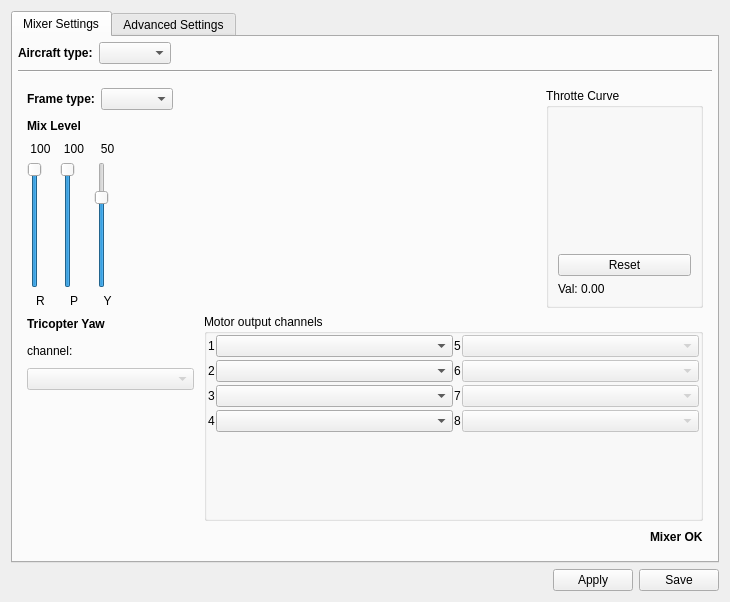
First picture: the form in ground/openpilotgcs/src/plugins/config/airframe.ui, repository openpilot/OpenPilot, before the edit.
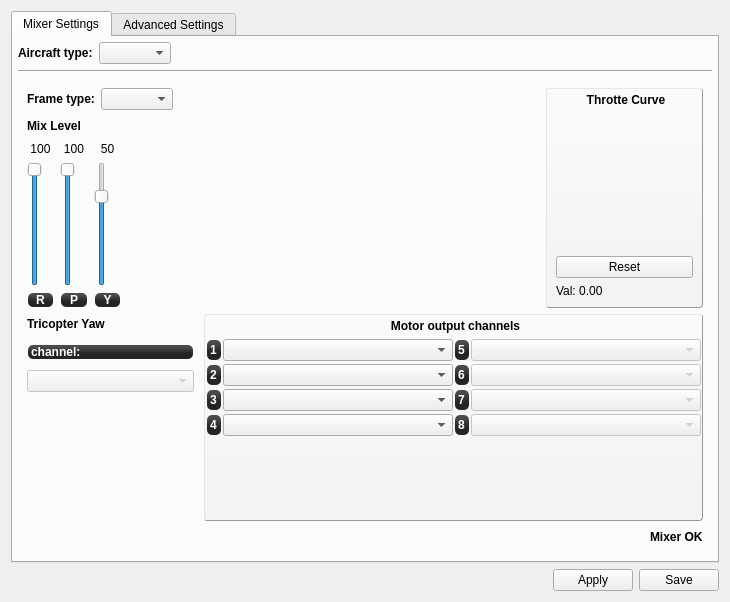
Second picture: the form after the edit. The open tabs and pages were chosen to show the change. Icons and pictures are not drawn. Custom widgets are drawn as their Qt base class.

Commit message: Made the config look-and-feel more consistent according to the stabilization panel

Patch:
```diff
--- a/ground/openpilotgcs/src/plugins/config/airframe.ui
+++ b/ground/openpilotgcs/src/plugins/config/airframe.ui
@@ -73,6 +73,23 @@
        </item>
        <item>
         <widget class="QStackedWidget" name="airframesWidget">
+         <property name="styleSheet">
+          <string notr="true">#groupBox,#groupBox_2,#groupBox_3,#groupBox_6,#elevonMixBox{
+background-color: qlineargradient(spread:pad, x1:0.507, y1:0.869318, x2:0.507, y2:0.0965909, stop:0 rgba(243, 243, 243, 255), stop:1 rgba(250, 250, 250, 255));
+border: 1px outset #999;
+border-radius: 3;
+font:bold;
+}
+
+QGroupBox::title {
+     subcontrol-origin: margin;
+     subcontrol-position: top center; /* position at the top center */
+     padding: 0 3px;
+     background-color: qlineargradient(x1: 0, y1: 0, x2: 0, y2: 1,
+                                       stop: 0 #FFOECE, stop: 1 #FFFFFF);
+	top: 5px;
+ }</string>
+         </property>
          <property name="currentIndex">
           <number>1</number>
          </property>
@@ -636,6 +653,13 @@
                          </item>
                          <item>
                           <widget class="QLabel" name="label_42">
+                           <property name="styleSheet">
+                            <string notr="true">background-color: qlineargradient(spread:reflect, x1:0.507, y1:0, x2:0.507, y2:0.772, stop:0.208955 rgba(74, 74, 74, 255), stop:0.78607 rgba(36, 36, 36, 255));
+color: rgb(255, 255, 255);
+border-radius: 5;
+font: bold 12px;
+margin:1px;</string>
+                           </property>
                            <property name="text">
                             <string>R</string>
                            </property>
@@ -677,6 +701,13 @@
                          </item>
                          <item>
                           <widget class="QLabel" name="label_40">
+                           <property name="styleSheet">
+                            <string notr="true">background-color: qlineargradient(spread:reflect, x1:0.507, y1:0, x2:0.507, y2:0.772, stop:0.208955 rgba(74, 74, 74, 255), stop:0.78607 rgba(36, 36, 36, 255));
+color: rgb(255, 255, 255);
+border-radius: 5;
+font: bold 12px;
+margin:1px;</string>
+                           </property>
                            <property name="text">
                             <string>P</string>
                            </property>
@@ -724,6 +755,13 @@
                            <property name="autoFillBackground">
                             <bool>false</bool>
                            </property>
+                           <property name="styleSheet">
+                            <string notr="true">background-color: qlineargradient(spread:reflect, x1:0.507, y1:0, x2:0.507, y2:0.772, stop:0.208955 rgba(74, 74, 74, 255), stop:0.78607 rgba(36, 36, 36, 255));
+color: rgb(255, 255, 255);
+border-radius: 5;
+font: bold 12px;
+margin:1px;</string>
+                           </property>
                            <property name="text">
                             <string>Y</string>
                            </property>
@@ -786,6 +824,22 @@
                   <string>Throtte Curve</string>
                  </property>
                  <layout class="QVBoxLayout" name="verticalLayout_9">
+                  <item>
+                   <spacer name="verticalSpacer_7">
+                    <property name="orientation">
+                     <enum>Qt::Vertical</enum>
+                    </property>
+                    <property name="sizeType">
+                     <enum>QSizePolicy::Fixed</enum>
+                    </property>
+                    <property name="sizeHint" stdset="0">
+                     <size>
+                      <width>20</width>
+                      <height>10</height>
+                     </size>
+                    </property>
+                   </spacer>
+                  </item>
                   <item>
                    <widget class="MixerCurveWidget" name="multiThrottleCurve" native="true">
                     <property name="sizePolicy">
@@ -869,6 +923,13 @@
                  </item>
                  <item>
                   <widget class="QLabel" name="label_2">
+                   <property name="styleSheet">
+                    <string notr="true">background-color: qlineargradient(spread:reflect, x1:0.507, y1:0, x2:0.507, y2:0.772, stop:0.208955 rgba(74, 74, 74, 255), stop:0.78607 rgba(36, 36, 36, 255));
+color: rgb(255, 255, 255);
+border-radius: 5;
+font: bold 12px;
+margin:1px;</string>
+                   </property>
                    <property name="text">
                     <string>channel:</string>
                    </property>
@@ -928,62 +989,106 @@
                     <property name="verticalSpacing">
                      <number>3</number>
                     </property>
-                    <item row="0" column="0">
+                    <item row="1" column="0">
                      <widget class="QLabel" name="label_3">
+                      <property name="styleSheet">
+                       <string notr="true">background-color: qlineargradient(spread:reflect, x1:0.507, y1:0, x2:0.507, y2:0.772, stop:0.208955 rgba(74, 74, 74, 255), stop:0.78607 rgba(36, 36, 36, 255));
+color: rgb(255, 255, 255);
+border-radius: 5;
+font: bold 12px;
+margin:1px;</string>
+                      </property>
                       <property name="text">
                        <string>1</string>
                       </property>
                      </widget>
                     </item>
-                    <item row="0" column="1">
+                    <item row="1" column="1">
                      <widget class="QComboBox" name="multiMotor1">
                       <property name="toolTip">
                        <string>Assign your motor output channels using the drawing above as a reference. Respect propeller rotation.</string>
                       </property>
                      </widget>
                     </item>
-                    <item row="1" column="0">
+                    <item row="2" column="0">
                      <widget class="QLabel" name="label_8">
+                      <property name="styleSheet">
+                       <string notr="true">background-color: qlineargradient(spread:reflect, x1:0.507, y1:0, x2:0.507, y2:0.772, stop:0.208955 rgba(74, 74, 74, 255), stop:0.78607 rgba(36, 36, 36, 255));
+color: rgb(255, 255, 255);
+border-radius: 5;
+font: bold 12px;
+margin:1px;</string>
+                      </property>
                       <property name="text">
                        <string>2</string>
                       </property>
                      </widget>
                     </item>
-                    <item row="1" column="1">
+                    <item row="2" column="1">
                      <widget class="QComboBox" name="multiMotor2">
                       <property name="toolTip">
                        <string>Assign your motor output channels using the drawing above as a reference. Respect propeller rotation.</string>
                       </property>
                      </widget>
                     </item>
-                    <item row="2" column="0">
+                    <item row="3" column="0">
                      <widget class="QLabel" name="label_9">
+                      <property name="styleSheet">
+                       <string notr="true">background-color: qlineargradient(spread:reflect, x1:0.507, y1:0, x2:0.507, y2:0.772, stop:0.208955 rgba(74, 74, 74, 255), stop:0.78607 rgba(36, 36, 36, 255));
+color: rgb(255, 255, 255);
+border-radius: 5;
+font: bold 12px;
+margin:1px;</string>
+                      </property>
                       <property name="text">
                        <string>3</string>
                       </property>
                      </widget>
                     </item>
-                    <item row="2" column="1">
+                    <item row="3" column="1">
                      <widget class="QComboBox" name="multiMotor3">
                       <property name="toolTip">
                        <string>Assign your motor output channels using the drawing above as a reference. Respect propeller rotation.</string>
                       </property>
                      </widget>
                     </item>
-                    <item row="3" column="0">
+                    <item row="4" column="0">
                      <widget class="QLabel" name="label_10">
+                      <property name="styleSheet">
+                       <string notr="true">background-color: qlineargradient(spread:reflect, x1:0.507, y1:0, x2:0.507, y2:0.772, stop:0.208955 rgba(74, 74, 74, 255), stop:0.78607 rgba(36, 36, 36, 255));
+color: rgb(255, 255, 255);
+border-radius: 5;
+font: bold 12px;
+margin:1px;</string>
+                      </property>
                       <property name="text">
                        <string>4</string>
                       </property>
                      </widget>
                     </item>
-                    <item row="3" column="1">
+                    <item row="4" column="1">
                      <widget class="QComboBox" name="multiMotor4">
                       <property name="toolTip">
                        <string>Assign your motor output channels using the drawing above as a reference. Respect propeller rotation.</string>
                       </property>
                      </widget>
                     </item>
+                    <item row="0" column="1">
+                     <spacer name="verticalSpacer_8">
+                      <property name="orientation">
+                       <enum>Qt::Vertical</enum>
+                      </property>
+                      <property name="sizeType">
+                       <enum>QSizePolicy::Fixed</enum>
+                      </property>
+                      <property name="sizeHint" stdset="0">
+                       <size>
+                        <width>0</width>
+                        <height>20</height>
+                       </size>
+                      </property>
+                     </spacer>
+                    </item>
                    </layout>
                   </item>
                   <item>
@@ -994,14 +1099,21 @@
                     <property name="verticalSpacing">
                      <number>3</number>
                     </property>
-                    <item row="0" column="0">
+                    <item row="1" column="0">
                      <widget class="QLabel" name="label_11">
+                      <property name="styleSheet">
+                       <string notr="true">background-color: qlineargradient(spread:reflect, x1:0.507, y1:0, x2:0.507, y2:0.772, stop:0.208955 rgba(74, 74, 74, 255), stop:0.78607 rgba(36, 36, 36, 255));
+color: rgb(255, 255, 255);
+border-radius: 5;
+font: bold 12px;
+margin:1px;</string>
+                      </property>
                       <property name="text">
                        <string>5</string>
                       </property>
                      </widget>
                     </item>
-                    <item row="0" column="1">
+                    <item row="1" column="1">
                      <widget class="QComboBox" name="multiMotor5">
                       <property name="enabled">
                        <bool>false</bool>
@@ -1017,14 +1129,21 @@
                       </property>
                      </widget>
                     </item>
-                    <item row="1" column="0">
+                    <item row="2" column="0">
                      <widget class="QLabel" name="label_12">
+                      <property name="styleSheet">
+                       <string notr="true">background-color: qlineargradient(spread:reflect, x1:0.507, y1:0, x2:0.507, y2:0.772, stop:0.208955 rgba(74, 74, 74, 255), stop:0.78607 rgba(36, 36, 36, 255));
+color: rgb(255, 255, 255);
+border-radius: 5;
+font: bold 12px;
+margin:1px;</string>
+                      </property>
                       <property name="text">
                        <string>6</string>
                       </property>
                      </widget>
                     </item>
-                    <item row="1" column="1">
+                    <item row="2" column="1">
                      <widget class="QComboBox" name="multiMotor6">
                       <property name="enabled">
                        <bool>false</bool>
@@ -1034,14 +1153,21 @@
                       </property>
                      </widget>
                     </item>
-                    <item row="2" column="0">
+                    <item row="3" column="0">
                      <widget class="QLabel" name="label_16">
+                      <property name="styleSheet">
+                       <string notr="true">background-color: qlineargradient(spread:reflect, x1:0.507, y1:0, x2:0.507, y2:0.772, stop:0.208955 rgba(74, 74, 74, 255), stop:0.78607 rgba(36, 36, 36, 255));
+color: rgb(255, 255, 255);
+border-radius: 5;
+font: bold 12px;
+margin:1px;</string>
+                      </property>
                       <property name="text">
                        <string>7</string>
                       </property>
                      </widget>
                     </item>
-                    <item row="2" column="1">
+                    <item row="3" column="1">
                      <widget class="QComboBox" name="multiMotor7">
                       <property name="enabled">
                        <bool>false</bool>
@@ -1051,14 +1177,21 @@
                       </property>
                      </widget>
                     </item>
-                    <item row="3" column="0">
+                    <item row="4" column="0">
                      <widget class="QLabel" name="label_17">
+                      <property name="styleSheet">
+                       <string notr="true">background-color: qlineargradient(spread:reflect, x1:0.507, y1:0, x2:0.507, y2:0.772, stop:0.208955 rgba(74, 74, 74, 255), stop:0.78607 rgba(36, 36, 36, 255));
+color: rgb(255, 255, 255);
+border-radius: 5;
+font: bold 12px;
+margin:1px;</string>
+                      </property>
                       <property name="text">
                        <string>8</string>
                       </property>
                      </widget>
                     </item>
-                    <item row="3" column="1">
+                    <item row="4" column="1">
                      <widget class="QComboBox" name="multiMotor8">
                       <property name="enabled">
                        <bool>false</bool>
@@ -1068,6 +1201,22 @@
                       </property>
                      </widget>
                     </item>
+                    <item row="0" column="1">
+                     <spacer name="verticalSpacer_9">
+                      <property name="orientation">
+                       <enum>Qt::Vertical</enum>
+                      </property>
+                      <property name="sizeType">
+                       <enum>QSizePolicy::Fixed</enum>
+                      </property>
+                      <property name="sizeHint" stdset="0">
+                       <size>
+                        <width>20</width>
+                        <height>20</height>
+                       </size>
+                      </property>
+                     </spacer>
+                    </item>
                    </layout>
                   </item>
                  </layout>
```
Left out of the diff: 152 changed lines with no effect on the pictures. The commit also changes 7 other files.
